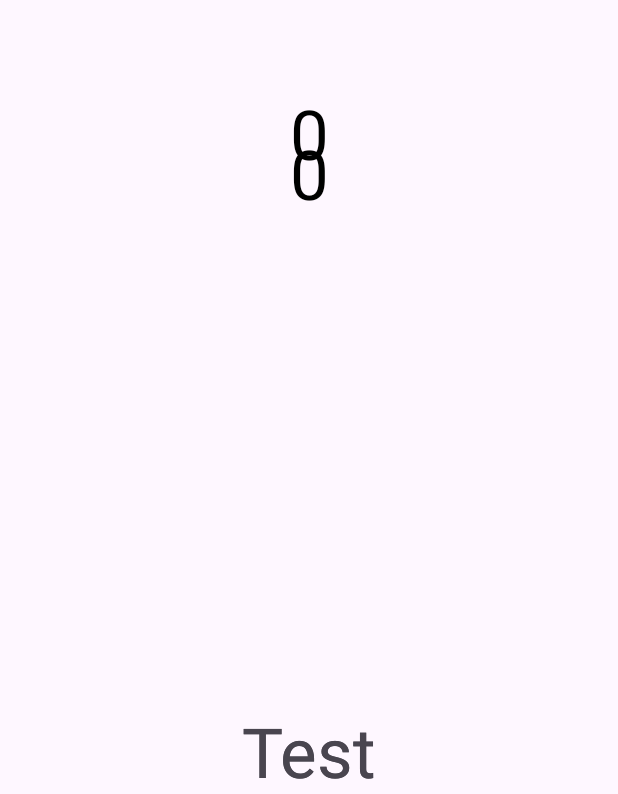
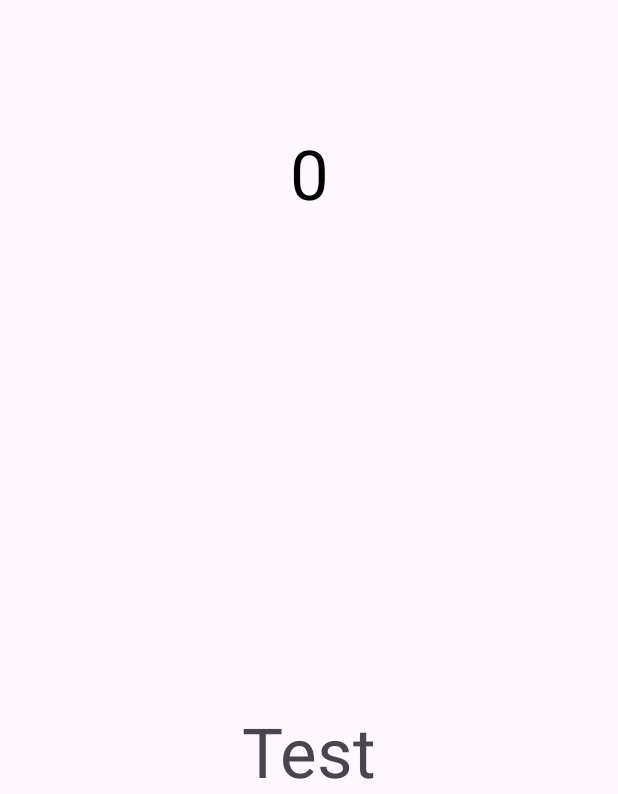
Before and after one commit to idazanggara/Enigmacamp-App, an Android app: the screen it shows after launch (MainForFrgmntActivity), after a tap on "Counter Show", on a phone screen of 412 x 824 dp. Shown: the part 439-1233 px from the top of the screen. Run offline under Robolectric (Android 15) with nearby library versions, the phone set to English and light mode, and no system bars.

Commit message:
Update FrameLayout ini activity_main_for_frgmnt.xml

```diff
--- a/app/src/main/res/layout/activity_main_for_frgmnt.xml
+++ b/app/src/main/res/layout/activity_main_for_frgmnt.xml
@@ -38,11 +38,6 @@
 
     </LinearLayout>
 
-    <fragment
-        android:layout_width="match_parent"
-        android:layout_height="match_parent"
-        android:name="com.example.enigmacampapp.CounterShow01Fragment"
-        />
     <FrameLayout
         android:id="@+id/fragmentContainer"
         android:layout_width="0dp"
@@ -93,3 +88,9 @@
 <!--    -->
 <!--    </LinearLayout>-->
 <!--</androidx.constraintlayout.widget.ConstraintLayout>-->
+
+<!--<fragment-->
+<!--android:layout_width="match_parent"-->
+<!--android:layout_height="match_parent"-->
+<!--android:name="com.example.enigmacampapp.CounterShow01Fragment"-->
+<!--    />-->
```
